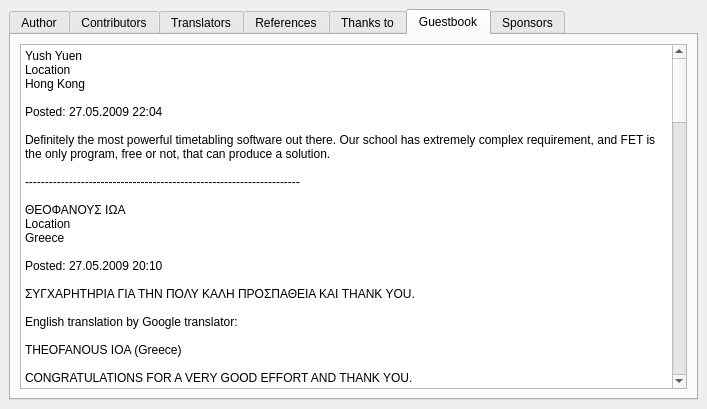
Old version of the form fet/src/interface/helpaboutform_template.ui in the repository vonmecheln/fet.
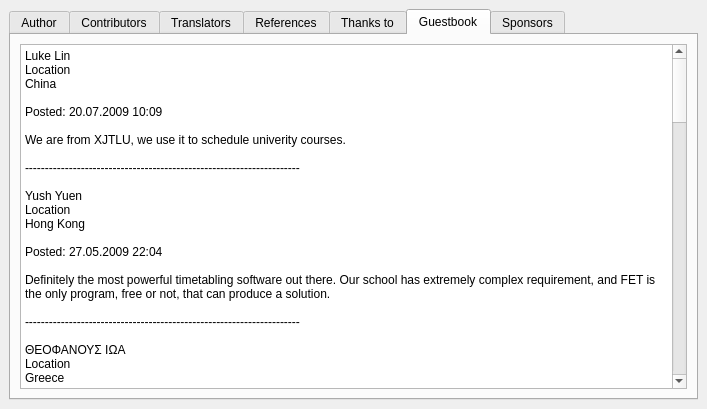
New version of the form. The open tabs and pages were chosen to show the change.

```diff
--- a/fet/src/interface/helpaboutform_template.ui
+++ b/fet/src/interface/helpaboutform_template.ui
@@ -426,7 +426,17 @@
 &lt;html>&lt;head>&lt;meta name="qrichtext" content="1" />&lt;style type="text/css">
 p, li { white-space: pre-wrap; }
 &lt;/style>&lt;/head>&lt;body style=" font-family:'Sans Serif'; font-size:10pt; font-weight:400; font-style:normal;">
-&lt;p style=" margin-top:0px; margin-bottom:0px; margin-left:0px; margin-right:0px; -qt-block-indent:0; text-indent:0px;">&lt;span style=" font-size:9pt;">Yush Yuen&lt;/span>&lt;/p>
+&lt;p style=" margin-top:0px; margin-bottom:0px; margin-left:0px; margin-right:0px; -qt-block-indent:0; text-indent:0px;">&lt;span style=" font-size:9pt;">Luke Lin&lt;/span>&lt;/p>
+&lt;p style=" margin-top:0px; margin-bottom:0px; margin-left:0px; margin-right:0px; -qt-block-indent:0; text-indent:0px; font-size:9pt;">Location&lt;/p>
+&lt;p style=" margin-top:0px; margin-bottom:0px; margin-left:0px; margin-right:0px; -qt-block-indent:0; text-indent:0px; font-size:9pt;">China&lt;/p>
+&lt;p style="-qt-paragraph-type:empty; margin-top:0px; margin-bottom:0px; margin-left:0px; margin-right:0px; -qt-block-indent:0; text-indent:0px; font-size:9pt;">&lt;/p>
+&lt;p style=" margin-top:0px; margin-bottom:0px; margin-left:0px; margin-right:0px; -qt-block-indent:0; text-indent:0px; font-size:9pt;">Posted: 20.07.2009 10:09&lt;/p>
+&lt;p style="-qt-paragraph-type:empty; margin-top:0px; margin-bottom:0px; margin-left:0px; margin-right:0px; -qt-block-indent:0; text-indent:0px; font-size:9pt;">&lt;/p>
+&lt;p style=" margin-top:0px; margin-bottom:0px; margin-left:0px; margin-right:0px; -qt-block-indent:0; text-indent:0px; font-size:9pt;">We are from XJTLU, we use it to schedule univerity courses.&lt;/p>
+&lt;p style="-qt-paragraph-type:empty; margin-top:0px; margin-bottom:0px; margin-left:0px; margin-right:0px; -qt-block-indent:0; text-indent:0px; font-size:9pt;">&lt;/p>
+&lt;p style=" margin-top:0px; margin-bottom:0px; margin-left:0px; margin-right:0px; -qt-block-indent:0; text-indent:0px; font-size:9pt;">---------------------------------------------------------------------&lt;/p>
+&lt;p style="-qt-paragraph-type:empty; margin-top:0px; margin-bottom:0px; margin-left:0px; margin-right:0px; -qt-block-indent:0; text-indent:0px; font-size:9pt;">&lt;/p>
+&lt;p style=" margin-top:0px; margin-bottom:0px; margin-left:0px; margin-right:0px; -qt-block-indent:0; text-indent:0px; font-size:9pt;">Yush Yuen&lt;/p>
 &lt;p style=" margin-top:0px; margin-bottom:0px; margin-left:0px; margin-right:0px; -qt-block-indent:0; text-indent:0px; font-size:9pt;">Location&lt;/p>
 &lt;p style=" margin-top:0px; margin-bottom:0px; margin-left:0px; margin-right:0px; -qt-block-indent:0; text-indent:0px; font-size:9pt;">Hong Kong&lt;/p>
 &lt;p style="-qt-paragraph-type:empty; margin-top:0px; margin-bottom:0px; margin-left:0px; margin-right:0px; -qt-block-indent:0; text-indent:0px; font-size:9pt;">&lt;/p>
```
Left out of the diff: 9 changed lines with no effect on the pictures.
